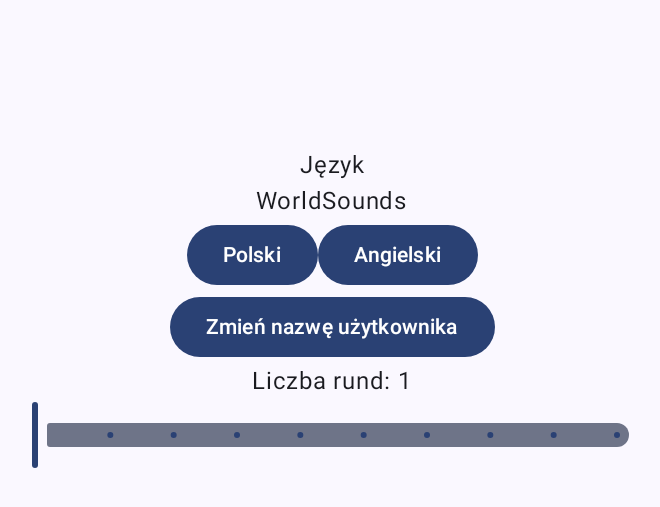
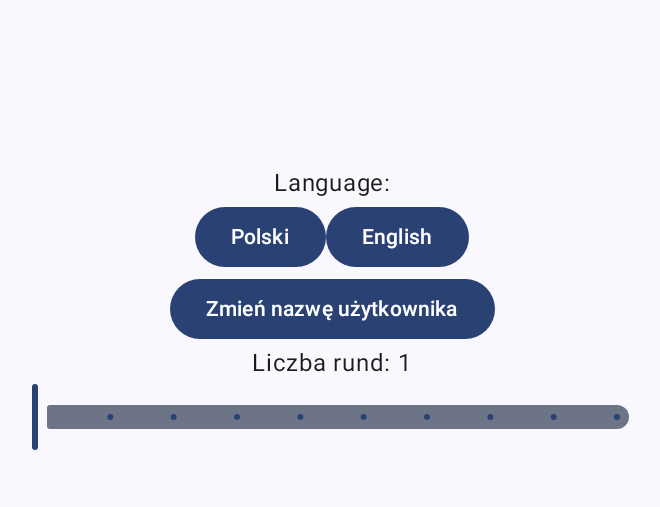
Before and after one commit to BetterB0y/WorldSounds, an Android app built with Jetpack Compose: the composable SettingsScreen shown on its own in the app's theme, on a phone screen of 824 x 412 dp (held sideways). Shown: the top 507 px of the screen, without its empty margins (286-946 px from the left). Run offline under Robolectric (Android 15) with nearby library versions, the phone set to English and light mode, and no system bars; our stand-ins replace Dagger/Hilt's generated code; libraries missing offline, so code that uses them is left out: com.ramcosta.composedestinations; 1 statement that could not run was skipped.

Commit message:
Settings change language fix

```diff
--- a/app/src/main/kotlin/pl/polsl/worldsounds/screen/settings/SettingsScreen.kt
+++ b/app/src/main/kotlin/pl/polsl/worldsounds/screen/settings/SettingsScreen.kt
@@ -56,8 +56,7 @@
         horizontalAlignment = Alignment.CenterHorizontally,
         verticalArrangement = Arrangement.Center,
     ) {
-        Text(text = "Język")
-        Text(text = stringResource(id = R.string.app_name))
+        Text(text = stringResource(R.string.language))
         Row {
             Button(onClick = {
                 changeLanguage("pl")
@@ -67,7 +66,7 @@
             Button(onClick = {
                 changeLanguage("en")
             }) {
-                Text("Angielski")
+                Text("English")
             }
         }
         Button(onClick = {
--- a/app/src/main/res/values/strings.xml
+++ b/app/src/main/res/values/strings.xml
@@ -3,5 +3,6 @@
     <string name="addPermissions">Grant permissions</string>
     <string name="storagePermission">Access to the storage is needed for the correct operation of this application. Please grant the necessary permissions.</string>
     <string name="storageRationale">Access to the storage is needed to add Your own categories. Give the necessary permissions.</string>
+    <string name="language">Language:</string>
 
 </resources>
```
Also changed, not shown: 1 other file.
